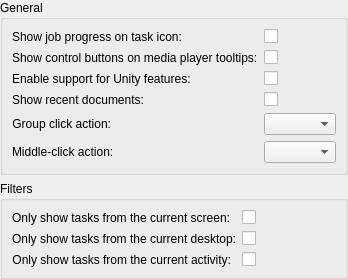
First picture: the form in kdeplasma-addons/applets/icontasks/behaviourconfig.ui, repository fluxer/kde-extraapps, before the edit.
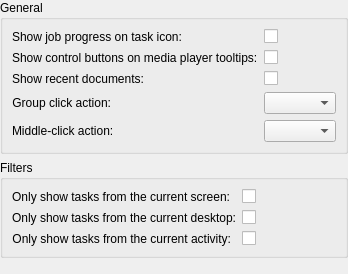
Second picture: the form after the edit.

Commit message:
kdeplasma-addons: drop unity support
makes no sense to support interface ment for other desktop environment
when the applet is ment for use with plasma session

The edit to the form file:
```diff
--- a/kdeplasma-addons/applets/icontasks/behaviourconfig.ui
+++ b/kdeplasma-addons/applets/icontasks/behaviourconfig.ui
@@ -61,26 +61,6 @@
        </widget>
       </item>
       <item row="2" column="0">
-       <widget class="QLabel" name="unity_label">
-        <property name="text">
-         <string>Enable support for Unity features:</string>
-        </property>
-        <property name="buddy">
-         <cstring>unity</cstring>
-        </property>
-       </widget>
-      </item>
-      <item row="2" column="1">
-       <widget class="QCheckBox" name="unity">
-        <property name="toolTip">
-         <string>&lt;p&gt;Toggles support for the Unity D-Bus API.&lt;/p&gt;</string>
-        </property>
-        <property name="text">
-         <string/>
-        </property>
-       </widget>
-      </item>
-      <item row="3" column="0">
        <widget class="QLabel" name="recentDocuments_label">
         <property name="text">
          <string>Show recent documents:</string>
@@ -90,7 +70,7 @@
         </property>
        </widget>
       </item>
-      <item row="3" column="1">
+      <item row="2" column="1">
        <widget class="QCheckBox" name="recentDocuments">
         <property name="toolTip">
          <string>&lt;p&gt;Toggles support for listing an application's recent documents in its popup menu.&lt;/p&gt;</string>
@@ -100,7 +80,7 @@
         </property>
        </widget>
       </item>
-      <item row="4" column="0">
+      <item row="3" column="0">
        <widget class="QLabel" name="groupClick_label">
         <property name="text">
          <string>Group click action:</string>
@@ -113,14 +93,14 @@
         </property>
        </widget>
       </item>
-      <item row="4" column="1">
+      <item row="3" column="1">
        <widget class="QComboBox" name="groupClick">
         <property name="toolTip">
          <string>&lt;p&gt;Configures what should occur when a task group is clicked.&lt;/p&gt;</string>
         </property>
        </widget>
       </item>
-      <item row="5" column="0">
+      <item row="4" column="0">
        <widget class="QLabel" name="middleClick_label">
         <property name="text">
          <string>Middle-click action:</string>
@@ -130,7 +110,7 @@
         </property>
        </widget>
       </item>
-      <item row="5" column="1">
+      <item row="4" column="1">
        <widget class="QComboBox" name="middleClick"/>
       </item>
      </layout>
```
The commit also changes 13 other files.
